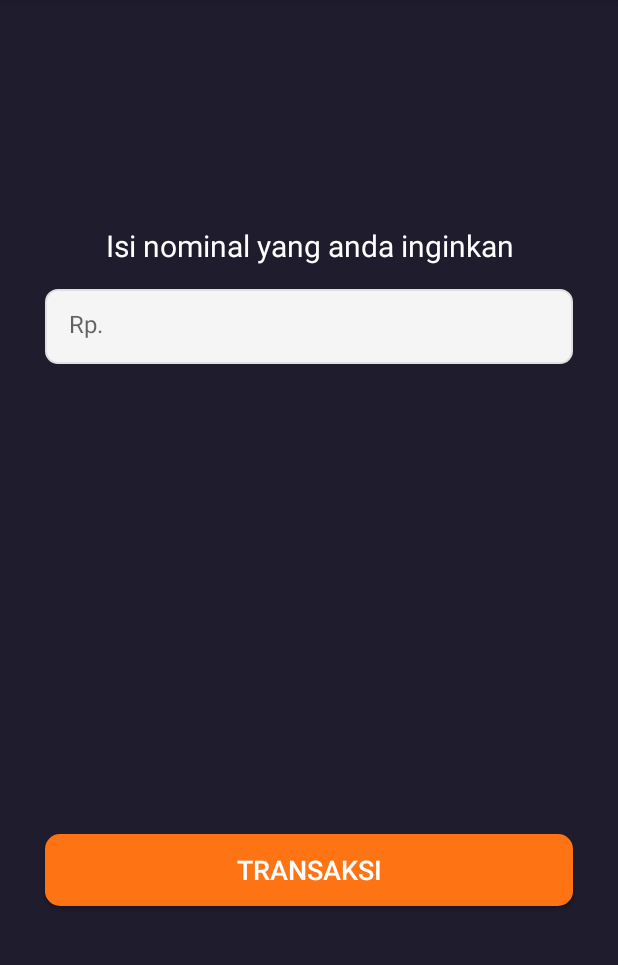
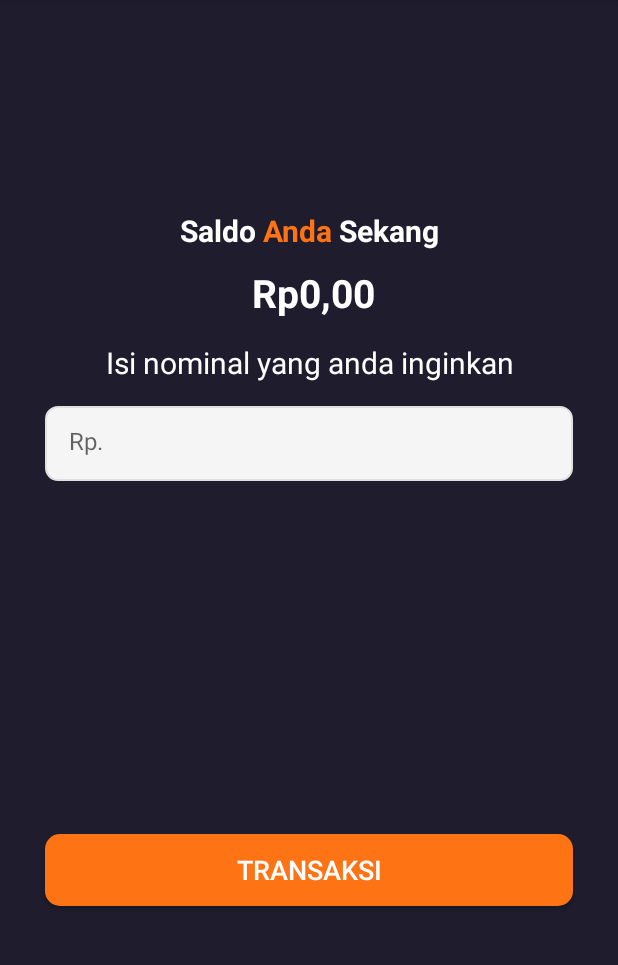
Before and after one commit to imronkyu2/NutechWallet, an Android app: the TopUpAndTransferActivity screen opened directly, with no data from a screen before it, on a phone screen of 412 x 824 dp, the part 90-1055 px from its top. Run offline under Robolectric (Android 15) with nearby library versions, the phone set to English and light mode, and no system bars; 3 statements that could not run were skipped.

Commit message:
TransactionHistoryAdapter

```diff
--- a/app/src/main/java/com/example/nutechwallet/ui/home/HomeActivity.java
+++ b/app/src/main/java/com/example/nutechwallet/ui/home/HomeActivity.java
@@ -32,6 +32,7 @@ public class HomeActivity extends AppCompatActivity implements HomeViewContract
     private IncludeCardHomeBinding cardBinding;
     private IncludeMenuHomeBinding menuBinding;
     private HomePresenterContract presenter;
+    private int saldo = 0;
 
     @Override
     protected void onCreate(Bundle savedInstanceState) {
@@ -60,6 +61,7 @@ public class HomeActivity extends AppCompatActivity implements HomeViewContract
     private void startActivityTopUpAndTransfer(boolean doTopup) {
         Intent intent = new Intent(HomeActivity.this, TopUpAndTransferActivity.class);
         intent.putExtra("TopUp", doTopup);
+        intent.putExtra("Saldo", saldo);
         startActivity(intent);
     }
 
@@ -114,6 +116,7 @@ public class HomeActivity extends AppCompatActivity implements HomeViewContract
 
     @Override
     public void doGetBalanceSuccessfully(BalanceResponse var1) {
+        saldo = var1.getBalance();
         cardBinding.balanceTV.setText(Const.formatRupiah((double) var1.getBalance()));
     }
 
--- a/app/src/main/java/com/example/nutechwallet/ui/toup/TopUpAndTransferActivity.java
+++ b/app/src/main/java/com/example/nutechwallet/ui/toup/TopUpAndTransferActivity.java
@@ -13,12 +13,14 @@ import com.example.nutechwallet.model.toupandtransfer.TopUpAndTransferBody;
 import com.example.nutechwallet.ui.home.HomeActivity;
 import com.example.nutechwallet.ui.toup.contract.TopUpAndTransferPresenterContract;
 import com.example.nutechwallet.ui.toup.contract.TopUpAndTransferViewContract;
+import com.example.nutechwallet.util.Const;
 import com.example.nutechwallet.util.Injection;
 
 public class TopUpAndTransferActivity extends AppCompatActivity implements TopUpAndTransferViewContract {
     private ActivityTopUpAndTransferBinding binding;
     private TopUpAndTransferPresenterContract presenter;
     private boolean topupStatus;
+    private int saldo;
 
     @Override
     protected void onCreate(Bundle savedInstanceState) {
@@ -30,19 +32,31 @@ public class TopUpAndTransferActivity extends AppCompatActivity implements TopUp
                 Injection.provideRepository(getApplicationContext()),
                 TopUpAndTransferActivity.this);
 
-        topupStatus =getIntent().getExtras().getBoolean("TopUp");
+        topupStatus = getIntent().getExtras().getBoolean("TopUp");
+        saldo = getIntent().getExtras().getInt("Saldo");
 
+        showContentActivity();
+        actionButton();
+
+
+    }
+
+
+    private void showContentActivity() {
+        binding.balanceTV.setText(Const.formatRupiah((double) saldo));
         if (topupStatus) {
             binding.tvTitle.setText(getText(R.string.topup_nutech));
         }else {
             binding.tvTitle.setText(getText(R.string.transfer_nutech));
         }
+    }
 
+    private void actionButton() {
         binding.tvTitle.setOnClickListener(v ->{
             backToHomeActivity();
         });
 
-        binding.btnRegister.setOnClickListener(v->{
+        binding.btnTransaction.setOnClickListener(v->{
             String total = binding.etTotal.getText().toString();
             if (total.isEmpty()){
                 Toast.makeText(TopUpAndTransferActivity.this, "Anda belum memasukkan nominal", Toast.LENGTH_LONG).show();
@@ -52,11 +66,15 @@ public class TopUpAndTransferActivity extends AppCompatActivity implements TopUp
                 if (topupStatus) {
                     presenter.doTopUp(body);
                 } else {
-                    presenter.doTransfer(body);
+                    boolean request = saldo > Integer.parseInt(total);
+                    if (request) {
+                        presenter.doTransfer(body);
+                    }else {
+                        Toast.makeText(TopUpAndTransferActivity.this, "Maaf saldo anda tidak mencukupi untuk melakukan transfer", Toast.LENGTH_LONG).show();
+                    }
                 }
             }
         });
-
     }
 
     @Override
--- a/app/src/main/res/layout/activity_top_up_and_transfer.xml
+++ b/app/src/main/res/layout/activity_top_up_and_transfer.xml
@@ -26,11 +26,39 @@
         tools:ignore="RtlSymmetry" />
 
     <TextView
+        android:id="@+id/tv_title_balance"
+        android:layout_width="match_parent"
+        android:layout_height="wrap_content"
+        android:layout_below="@+id/tv_title"
+        android:layout_marginStart="5dp"
+        android:layout_marginTop="140dp"
+        android:text="@string/current_balance"
+        android:textAlignment="center"
+        android:textColor="@color/white"
+        android:textSize="20sp"
+        android:textStyle="bold" />
+
+    <TextView
+        android:id="@+id/balanceTV"
+        android:layout_width="match_parent"
+        android:layout_height="wrap_content"
+        android:layout_below="@+id/tv_title_balance"
+        android:layout_marginStart="5dp"
+        android:layout_marginTop="10dp"
+        android:ellipsize="end"
+        android:maxLines="1"
+        android:textAlignment="center"
+        android:textColor="@color/white"
+        android:textSize="26sp"
+        android:textStyle="bold"
+        tools:text="Rp.200" />
+
+    <TextView
         android:id="@+id/tv_subtitle"
         android:layout_width="match_parent"
         android:layout_height="wrap_content"
-        android:layout_below="@+id/tv_title"
-        android:layout_marginTop="150dp"
+        android:layout_below="@+id/balanceTV"
+        android:layout_marginTop="15dp"
         android:text="@string/nominal_content"
         android:textAlignment="center"
         android:textColor="@color/white"
@@ -48,7 +76,7 @@
         tools:ignore="Autofill" />
 
     <androidx.appcompat.widget.AppCompatButton
-        android:id="@+id/btn_register"
+        android:id="@+id/btn_transaction"
         android:layout_width="match_parent"
         android:layout_height="wrap_content"
         android:layout_alignParentBottom="true"
@@ -62,7 +90,7 @@
     <com.airbnb.lottie.LottieAnimationView
         android:id="@+id/animateView"
         android:layout_below="@+id/et_total"
-        android:layout_above="@+id/btn_register"
+        android:layout_above="@+id/btn_transaction"
         android:layout_marginVertical="20dp"
         android:layout_width="match_parent"
         android:layout_height="match_parent"
--- a/app/src/main/res/values/strings.xml
+++ b/app/src/main/res/values/strings.xml
@@ -15,6 +15,7 @@
     <string name="register">Daftar</string>
     <string name="i_agreed_the_terms_and_conditions"><font color="#FFFFFFFF">Saya menyetujui </font><font color="#FE7415">Syarat &amp; Ketentuan</font></string>
     <string name="total_balance"><font color="#FE7415">Total </font><font color="#FFFFFFFF">Saldo </font></string>
+    <string name="current_balance"><font color="#FFFFFFFF">Saldo </font><font color="#FE7415">Anda </font><font color="#FFFFFFFF">Sekang </font></string>
     <string name="top_up_balance">Top Up Saldo</string>
     <string name="detail_user">Detail User</string>
     <string name="transfer">Transfer</string>
```
